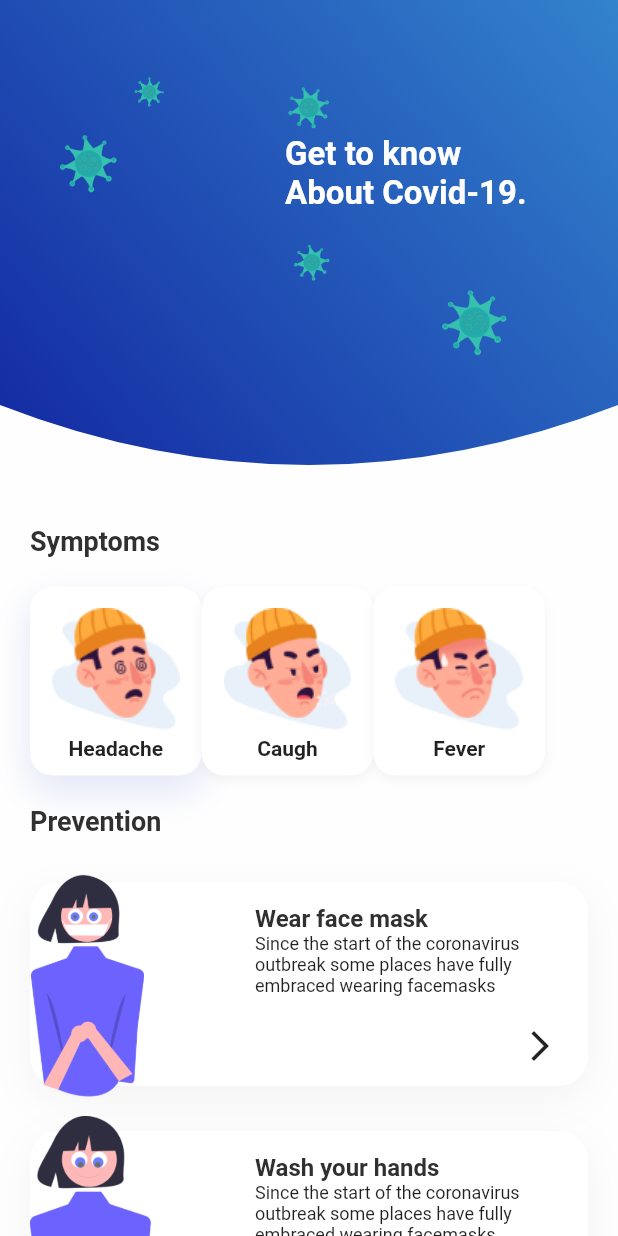
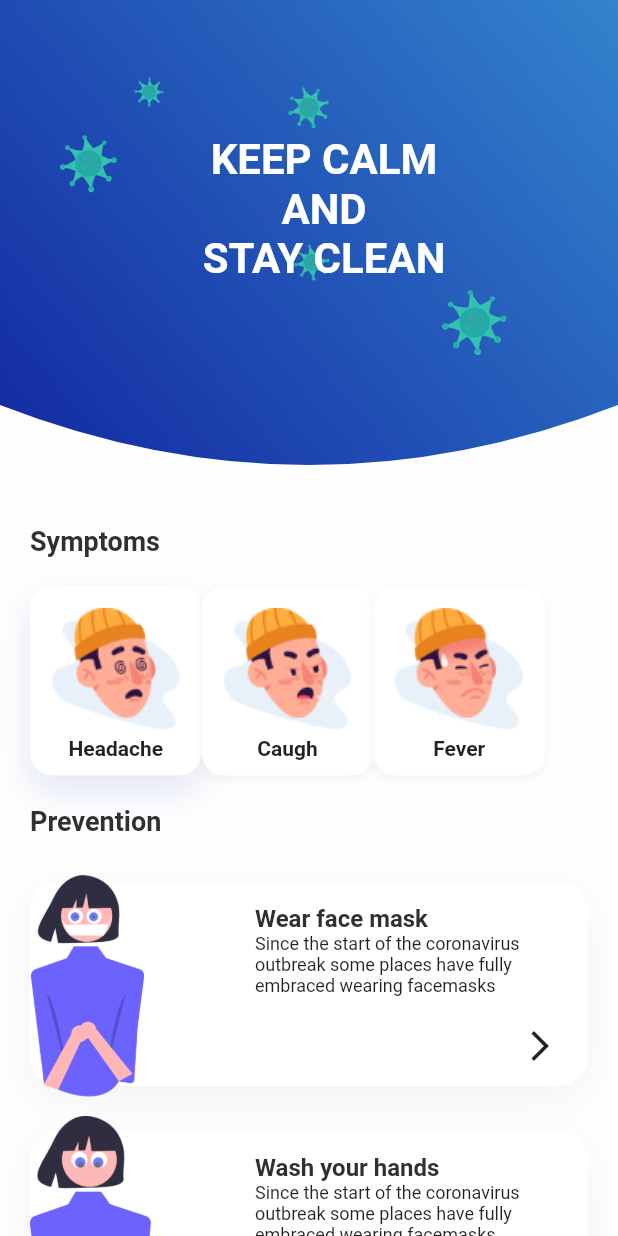
Before and after one commit to ChinmayShringi/CovidTracker, a Flutter app: the screen it shows after launch, after a tap on "See details", on a phone screen of 412 x 824 dp. Run offline on Flutter 3.47's test engine with Material 2 defaults, Android fonts, the phone set to English and light mode, and no system bars; our stand-ins replace flutter_svg; network calls fail.

Commit message:
add title

```diff
--- a/lib/aboutPage.dart
+++ b/lib/aboutPage.dart
@@ -39,8 +39,8 @@ class _AboutPageState extends State<AboutPage> {
           crossAxisAlignment: CrossAxisAlignment.start,
           children: <Widget>[
             PseudoAppBar(
-              textTop: "Get to know",
-              textBottom: "About Covid-19.",
+              textTop: "KEEP CALM\nAND",
+              textBottom: "STAY CLEAN",
               offset: offset,
             ),
             Padding(
--- a/lib/homePage.dart
+++ b/lib/homePage.dart
@@ -122,8 +122,8 @@ class _HomePageState extends State<HomePage> {
         child: Column(
           children: <Widget>[
             PseudoAppBar(
-              textTop: "All you need",
-              textBottom: "is stay at home.",
+              textTop: "KEEP CALM\nAND",
+              textBottom: "STAY AT HOME",
               offset: offset,
             ),
             Container(
--- a/lib/pseudoAppBar.dart
+++ b/lib/pseudoAppBar.dart
@@ -1,6 +1,5 @@
 import 'package:covidtrack/main.dart';
 import 'package:flutter/material.dart';
-import 'package:flutter_svg/flutter_svg.dart';
 
 class PseudoAppBar extends StatefulWidget {
   final String textTop;
@@ -41,13 +40,16 @@ class _PseudoAppBarState extends State<PseudoAppBar> {
             SizedBox(height: 20),
             Expanded(
               child: Stack(
+                alignment: Alignment.center,
                 children: <Widget>[
                   Positioned(
                     top: 20 - widget.offset / 2,
-                    left: 150,
+                    // left: MediaQuery.of(context).size.width / 2 - 130,
                     child: Text(
                       "${widget.textTop} \n${widget.textBottom}",
+                      textAlign: TextAlign.center,
                       style: kHeadingTextStyle.copyWith(
+                        fontSize: 28.0,
                         color: Colors.white,
                       ),
                     ),
```
